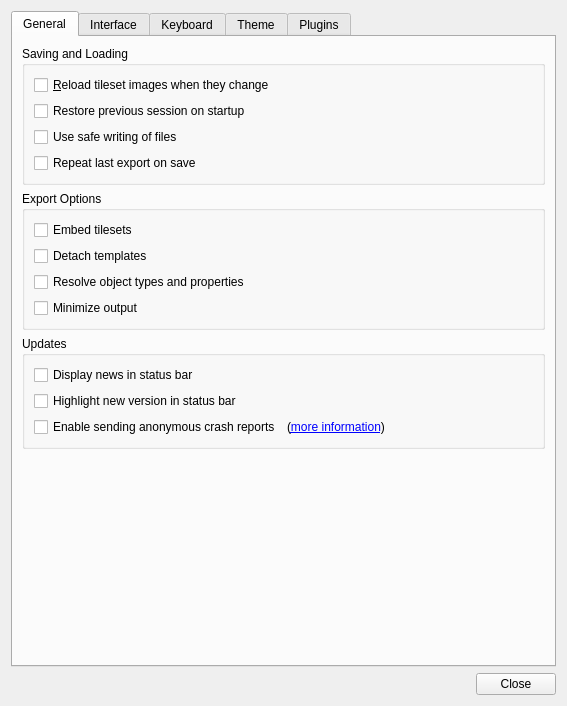
First picture: the form in src/tiled/preferencesdialog.ui, repository mapeditor/tiled, before the edit.
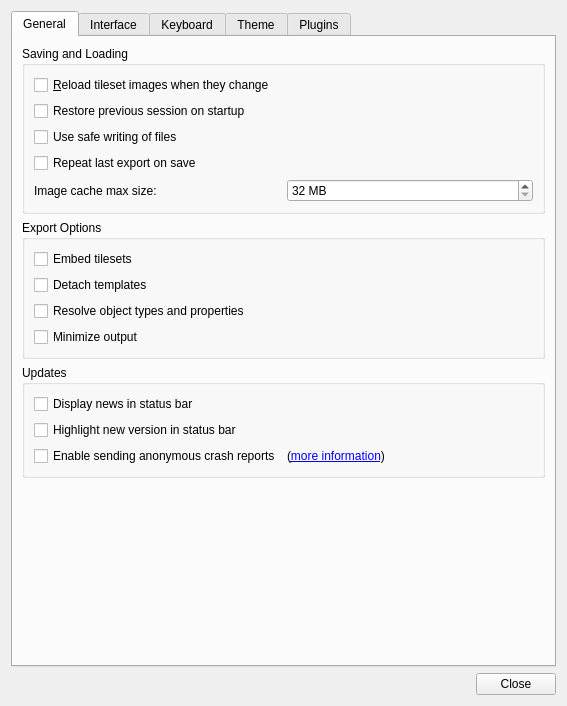
Second picture: the form after the edit. Custom widgets are drawn as their Qt base class.

Commit message: Try to fix https://github.com/mapeditor/tiled/issues/4063 Add a image cache limit, with a LRU-based cache maintenance strategy, and flexible image cache limit option in preference dialog

```diff
--- a/src/tiled/preferencesdialog.ui
+++ b/src/tiled/preferencesdialog.ui
@@ -64,6 +64,29 @@
             </property>
            </widget>
           </item>
+          <item row="4" column="0">
+           <widget class="QLabel" name="imageCacheMaxLabel">
+            <property name="text">
+             <string>Image cache max size:</string>
+            </property>
+            <property name="buddy">
+             <cstring>imageCacheMaxMB</cstring>
+            </property>
+           </widget>
+          </item>
+          <item row="4" column="1">
+           <widget class="QSpinBox" name="imageCacheMaxMB">
+            <property name="minimum">
+             <number>32</number>
+            </property>
+            <property name="maximum">
+             <number>16384</number>
+            </property>
+            <property name="suffix">
+             <string> MB</string>
+            </property>
+           </widget>
+          </item>
          </layout>
         </widget>
        </item>
```
Left out of the diff: 1 changed line with no effect on the pictures. The commit also changes 5 other files.
